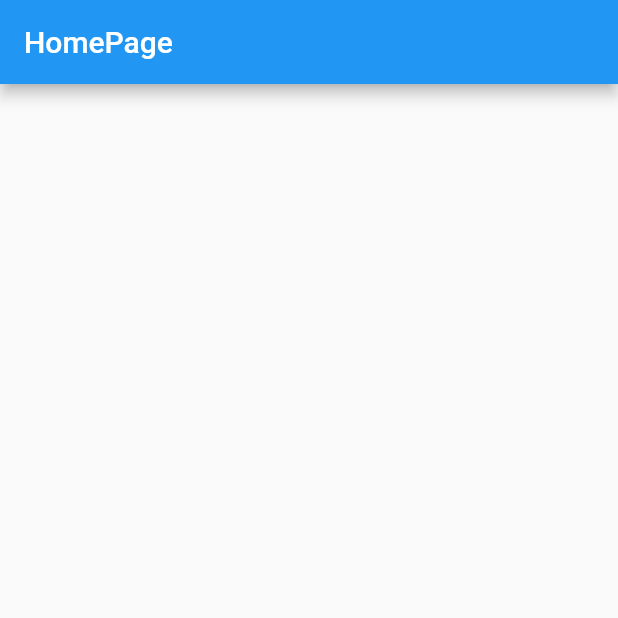
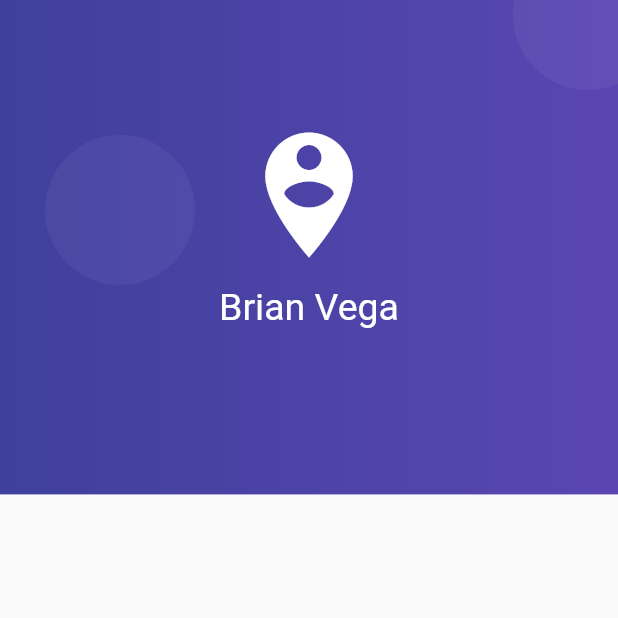
Before and after one commit to DentVega/formvalidation, a Flutter app: the screen it shows after launch, on a phone screen of 412 x 824 dp, the top half of it. Run offline on Flutter 3.47's test engine with Material 2 defaults, Android fonts, the phone set to English and light mode, and no system bars.

```diff
--- a/lib/src/pages/home_page.dart
+++ b/lib/src/pages/home_page.dart
@@ -4,9 +4,53 @@ class HomePage extends StatelessWidget {
   @override
   Widget build(BuildContext context) {
     return Scaffold(
-      appBar: AppBar(
-        title: Text('HomePage'),
+      body: Stack(
+        children: <Widget>[
+          _crearFondo(context),
+        ],
       ),
     );
   }
+
+  Widget _crearFondo(BuildContext context) {
+    final size = MediaQuery.of(context).size;
+    final fondoMorado = Container(
+      height: size.height * 0.4,
+      width: double.infinity,
+      decoration: BoxDecoration(
+        gradient: LinearGradient(colors: <Color> [
+          Color.fromRGBO(63, 64, 156, 1.0),
+          Color.fromRGBO(90, 70, 178, 1.0)
+        ])
+      ),
+    );
+
+    final circulo = Container(
+      width: 100.0,
+      height: 100.0,
+      decoration: BoxDecoration(
+        borderRadius: BorderRadius.circular(100.0),
+        color: Color.fromRGBO(255, 255, 255, 0.05)
+      ),
+    );
+    return Stack(
+      children: <Widget>[
+        fondoMorado,
+        Positioned(top: 90.0, left: 30.0, child: circulo,),
+        Positioned(top: -40.0, right: -30.0, child: circulo,),
+        Positioned(bottom: -50.0, right: -10.0, child: circulo,),
+        Container(
+          padding: EdgeInsets.only(top: 80.0),
+          child: Column(
+            children: <Widget>[
+              Icon(Icons.person_pin_circle, color: Colors.white, size: 100.0,),
+              SizedBox(height: 10.0, width: double.infinity,),
+              Text('Brian Vega', style: TextStyle(color: Colors.white, fontSize: 25.0),)
+            ],
+          ),
+        )
+      ],
+    );
+
+  }
 }
```
Also changed, not shown: assets/diseno-login.png (added).
